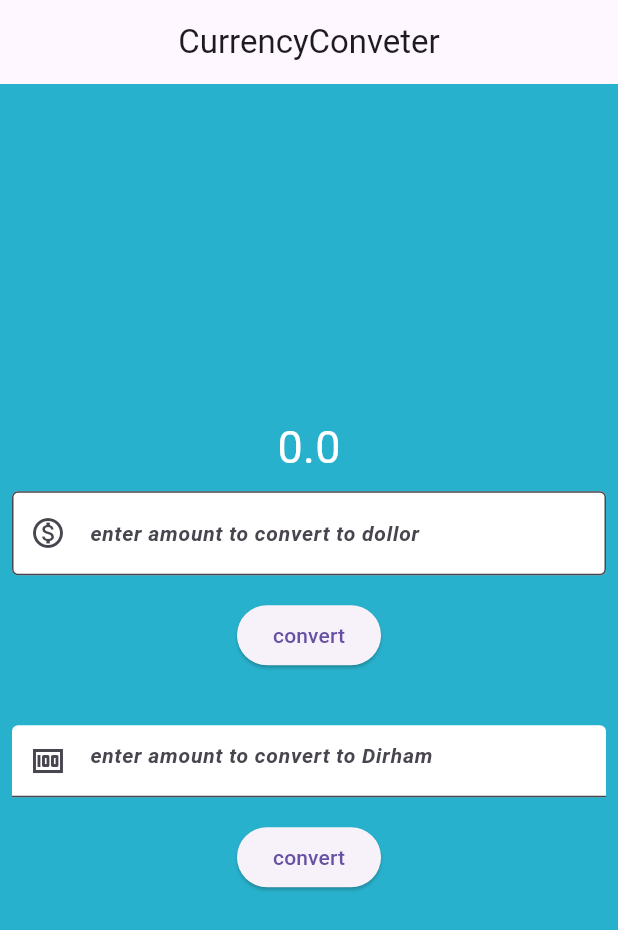
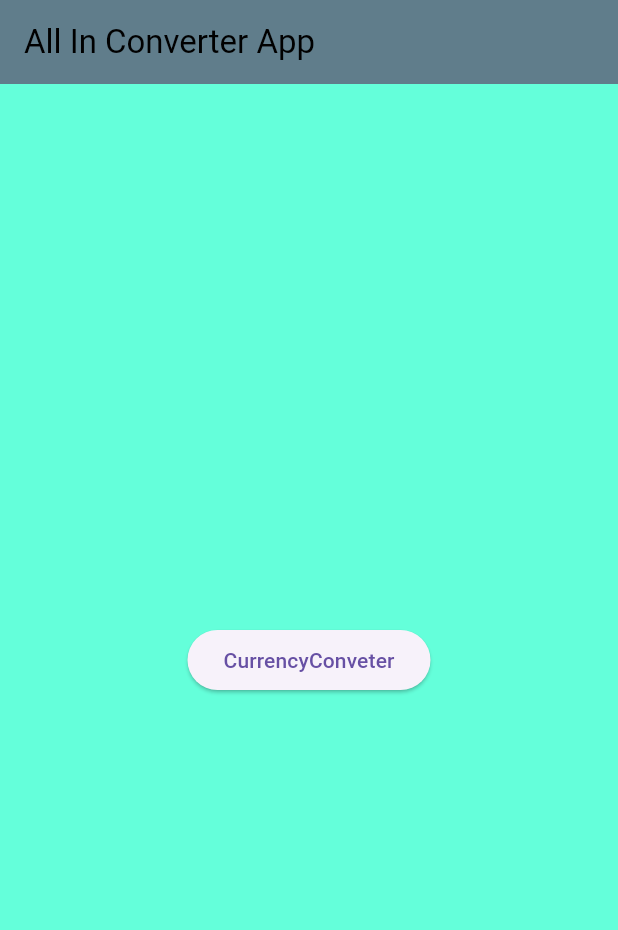
Before and after one commit to Yashu8951/ALLinConverterAPP, a Flutter app: the screen it shows after launch, on a phone screen of 412 x 824 dp. Shown: the top 930 px of the screen. Run offline on Flutter 3.47's test engine with Material 3 defaults, Android fonts, the phone set to English and light mode, and no system bars.

Commit message:
addind the forntPage

```diff
--- a/lib/login.dart
+++ b/lib/login.dart
@@ -1,4 +1,31 @@
 import 'package:flutter/material.dart';
+
+class Firstpage extends StatelessWidget {
+  const Firstpage({super.key});
+  @override
+  Widget build(BuildContext context) {
+    return Scaffold(
+      backgroundColor: Colors.tealAccent,
+      appBar: AppBar(
+        backgroundColor: Colors.blueGrey,
+        title: Text(
+          "All In Converter App",
+          style: TextStyle(color: Colors.black),
+        ),
+      ),
+      body: Center(
+        child: ElevatedButton(
+            onPressed: () {
+              Navigator.push(
+                  context,
+                  MaterialPageRoute(
+                      builder: (context) => AllCurrencyConveter()));
+            },
+            child: Text("CurrencyConveter")),
+      ),
+    );
+  }
+}
 
 class AllCurrencyConveter extends StatefulWidget {
   const AllCurrencyConveter({super.key});
@@ -84,6 +111,15 @@ class _Currencyy extends State {
                     });
                   },
                   child: Text("convert")),
+            ),
+            Padding(
+              padding: const EdgeInsets.all(10),
+              child: ElevatedButton(
+                  onPressed: () {
+                    Navigator.push(context,
+                        MaterialPageRoute(builder: (context) => Firstpage()));
+                  },
+                  child: Text("main menu")),
             )
           ],
         ),
--- a/lib/main.dart
+++ b/lib/main.dart
@@ -9,6 +9,6 @@ class MyApp extends StatelessWidget {
   const MyApp({super.key});
   @override
   Widget build(BuildContext context) {
-    return MaterialApp(home: AllCurrencyConveter());
+    return MaterialApp(home: Firstpage());
   }
 }
```
